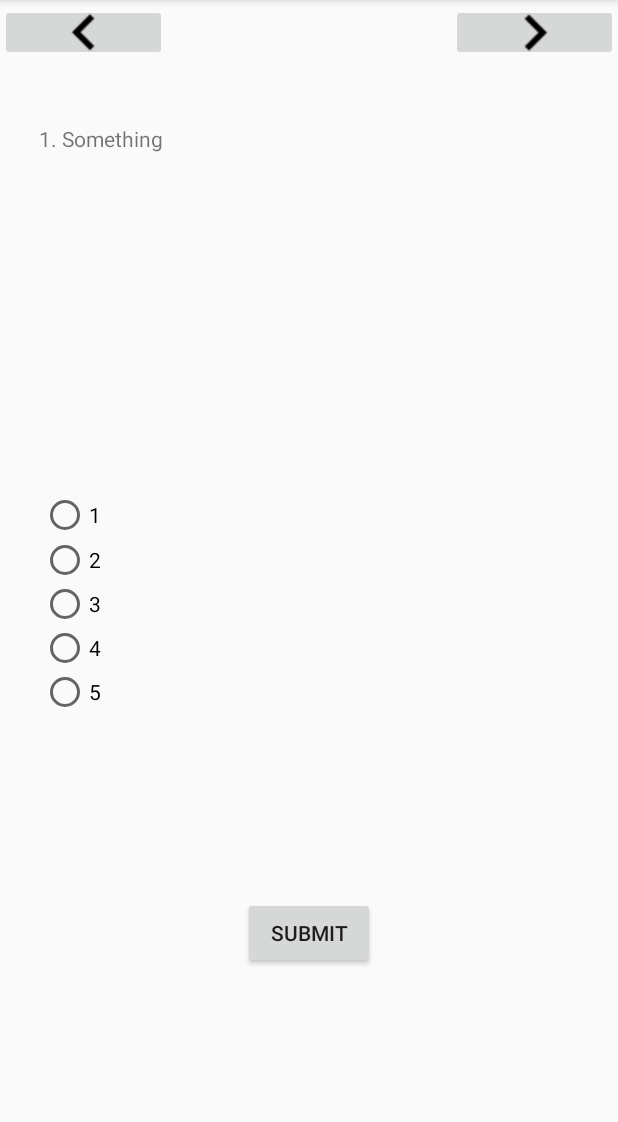
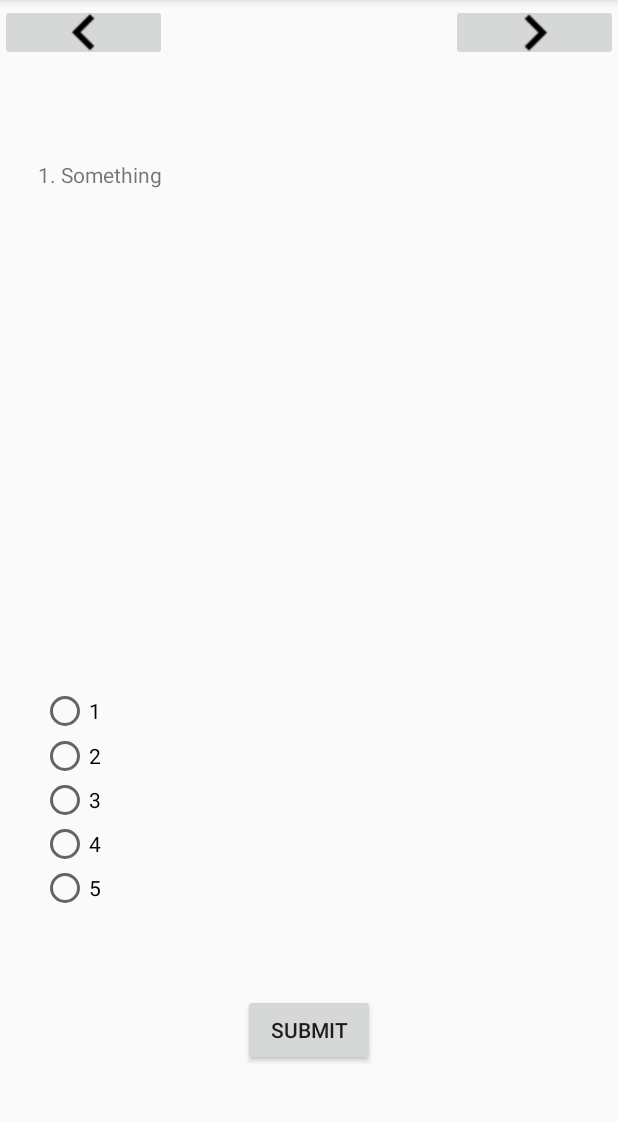
Before and after one commit to DJRAppDev/SQLQuiz, an Android app: the Game screen opened directly, with no data from a screen before it, on a phone screen of 412 x 824 dp, the part 84-1206 px from its top. Run offline under Robolectric (Android 15) with nearby library versions, the phone set to English and light mode, and no system bars.

Commit message:
Scroll View

```diff
--- a/app/src/main/java/com/example/wengj1/sqlquiz/Game.java
+++ b/app/src/main/java/com/example/wengj1/sqlquiz/Game.java
@@ -9,12 +9,14 @@ import android.widget.Button;
 import android.widget.ImageButton;
 import android.widget.RadioButton;
 import android.widget.RadioGroup;
+import android.widget.ScrollView;
 import android.widget.TextView;
 
 public class Game extends AppCompatActivity {
     private ImageButton previous, next;
     private Button submit;
     private RadioGroup radioGroup;
+    private ScrollView scroll;
     private TextView question;
     private int count;
 
@@ -28,6 +30,7 @@ public class Game extends AppCompatActivity {
         submit = (Button)findViewById(R.id.answer);
         radioGroup = (RadioGroup)findViewById(R.id.radiogroup);
         question = (TextView) findViewById(R.id.question);
+        //scroll = (ScrollView)findViewById(R.id.scrollText);
         count = 0;
 
         submit.setOnClickListener(new View.OnClickListener() {
--- a/app/src/main/res/layout/game.xml
+++ b/app/src/main/res/layout/game.xml
@@ -44,22 +44,6 @@
         tools:layout_constraintRight_creator="1"
         tools:layout_constraintTop_creator="1" />
 
-    <TextView
-        android:id="@+id/question"
-        android:layout_width="364dp"
-        android:layout_height="140dp"
-        android:layout_marginBottom="8dp"
-        android:layout_marginLeft="8dp"
-        android:layout_marginRight="8dp"
-        android:layout_marginTop="8dp"
-        android:text="1. Something"
-        app:layout_constraintBottom_toBottomOf="parent"
-        app:layout_constraintHorizontal_bias="0.571"
-        app:layout_constraintLeft_toLeftOf="parent"
-        app:layout_constraintRight_toRightOf="parent"
-        app:layout_constraintTop_toTopOf="parent"
-        app:layout_constraintVertical_bias="0.122" />
-
     <RadioGroup
         android:id="@+id/radiogroup"
         android:layout_width="363dp"
@@ -73,7 +57,7 @@
         app:layout_constraintLeft_toLeftOf="parent"
         app:layout_constraintRight_toRightOf="parent"
         app:layout_constraintTop_toTopOf="parent"
-        app:layout_constraintVertical_bias="0.53">
+        app:layout_constraintVertical_bias="0.746">
 
         <RadioButton
             android:id="@+id/choice1"
@@ -122,5 +106,33 @@
         app:layout_constraintLeft_toLeftOf="parent"
         app:layout_constraintRight_toRightOf="parent"
         app:layout_constraintTop_toTopOf="parent"
-        app:layout_constraintVertical_bias="0.838" />
+        app:layout_constraintVertical_bias="0.93" />
+
+    <ScrollView
+        android:id="@+id/scrollText"
+        android:layout_width="363dp"
+        android:layout_height="188dp"
+        android:layout_marginBottom="8dp"
+        android:layout_marginTop="8dp"
+        app:layout_constraintBottom_toBottomOf="parent"
+        app:layout_constraintEnd_toEndOf="parent"
+        app:layout_constraintHorizontal_bias="0.523"
+        app:layout_constraintLeft_toLeftOf="parent"
+        app:layout_constraintRight_toRightOf="parent"
+        app:layout_constraintStart_toStartOf="parent"
+        app:layout_constraintTop_toTopOf="parent"
+        app:layout_constraintVertical_bias="0.175">
+
+        <LinearLayout
+            android:layout_width="match_parent"
+            android:layout_height="wrap_content"
+            android:orientation="vertical">
+
+            <TextView
+                android:id="@+id/question"
+                android:layout_width="match_parent"
+                android:layout_height="wrap_content"
+                android:text="1. Something" />
+        </LinearLayout>
+    </ScrollView>
 </android.support.constraint.ConstraintLayout>
```
